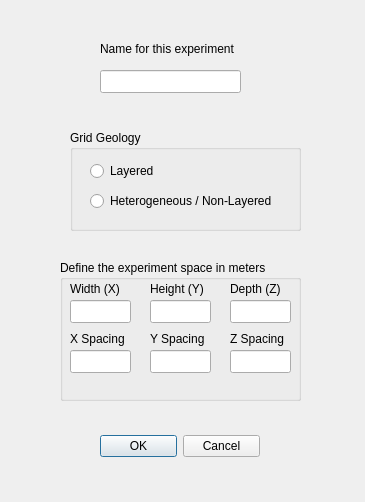
perryiv/cadkit, file Experimental/VaporIntrusionGUI/VaporIntrusionDelegate/GridSpaceDialog.ui: the form before one commit.
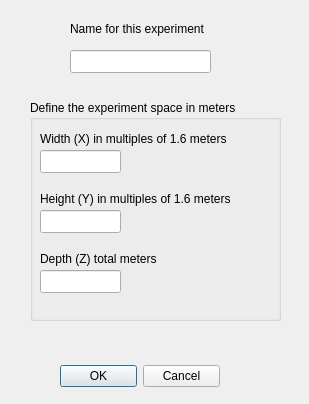
The form after the commit.

Commit message: - changed the flow of the new document for VPI - added 40cm padding on the x and z grid - enforced a minimum grid spacing check for 10cm (still needs some work)

What changed in the file:
```diff
--- a/Experimental/VaporIntrusionGUI/VaporIntrusionDelegate/GridSpaceDialog.ui
+++ b/Experimental/VaporIntrusionGUI/VaporIntrusionDelegate/GridSpaceDialog.ui
@@ -5,8 +5,8 @@
    <rect>
     <x>0</x>
     <y>0</y>
-    <width>365</width>
-    <height>502</height>
+    <width>309</width>
+    <height>404</height>
    </rect>
   </property>
   <property name="windowTitle" >
@@ -15,8 +15,8 @@
   <widget class="QDialogButtonBox" name="okCancelButtons" >
    <property name="geometry" >
     <rect>
-     <x>100</x>
-     <y>430</y>
+     <x>60</x>
+     <y>360</y>
      <width>160</width>
      <height>32</height>
     </rect>
@@ -31,21 +31,21 @@
   <widget class="QGroupBox" name="groupBox" >
    <property name="geometry" >
     <rect>
-     <x>60</x>
-     <y>260</y>
-     <width>241</width>
-     <height>141</height>
+     <x>30</x>
+     <y>100</y>
+     <width>251</width>
+     <height>221</height>
     </rect>
    </property>
    <property name="title" >
     <string>Define the experiment space in meters</string>
    </property>
-   <widget class="QLineEdit" name="xValue" >
+   <widget class="QLineEdit" name="_xSpacing" >
     <property name="geometry" >
      <rect>
       <x>10</x>
-      <y>40</y>
-      <width>61</width>
+      <y>50</y>
+      <width>81</width>
       <height>23</height>
      </rect>
     </property>
@@ -54,136 +54,67 @@
     <property name="geometry" >
      <rect>
       <x>10</x>
-      <y>20</y>
-      <width>61</width>
+      <y>30</y>
+      <width>205</width>
       <height>18</height>
      </rect>
     </property>
     <property name="text" >
-     <string>Width (X)</string>
+     <string>Width (X) in multiples of 1.6 meters</string>
     </property>
    </widget>
    <widget class="QLabel" name="label_2" >
     <property name="geometry" >
      <rect>
-      <x>90</x>
-      <y>20</y>
-      <width>61</width>
+      <x>10</x>
+      <y>90</y>
+      <width>207</width>
       <height>18</height>
      </rect>
     </property>
     <property name="text" >
-     <string>Height (Y)</string>
-    </property>
-   </widget>
-   <widget class="QLineEdit" name="yValue" >
-    <property name="geometry" >
-     <rect>
-      <x>90</x>
-      <y>40</y>
-      <width>61</width>
-      <height>23</height>
-     </rect>
-    </property>
-   </widget>
-   <widget class="QLabel" name="label_3" >
-    <property name="geometry" >
-     <rect>
-      <x>170</x>
-      <y>20</y>
-      <width>61</width>
-      <height>18</height>
-     </rect>
-    </property>
-    <property name="text" >
-     <string>Depth (Z)</string>
-    </property>
-   </widget>
-   <widget class="QLineEdit" name="zValue" >
-    <property name="geometry" >
-     <rect>
-      <x>170</x>
-      <y>40</y>
-      <width>61</width>
-      <height>23</height>
-     </rect>
+     <string>Height (Y) in multiples of 1.6 meters</string>
     </property>
    </widget>
    <widget class="QLineEdit" name="_ySpacing" >
     <property name="geometry" >
      <rect>
-      <x>90</x>
-      <y>90</y>
-      <width>61</width>
+      <x>10</x>
+      <y>110</y>
+      <width>81</width>
       <height>23</height>
      </rect>
     </property>
    </widget>
-   <widget class="QLabel" name="label_7" >
+   <widget class="QLabel" name="label_3" >
     <property name="geometry" >
      <rect>
-      <x>170</x>
-      <y>70</y>
-      <width>61</width>
+      <x>10</x>
+      <y>150</y>
+      <width>131</width>
       <height>18</height>
      </rect>
     </property>
     <property name="text" >
-     <string>Z Spacing</string>
+     <string>Depth (Z) total meters</string>
     </property>
    </widget>
-   <widget class="QLineEdit" name="_xSpacing" >
+   <widget class="QLineEdit" name="_depth" >
     <property name="geometry" >
      <rect>
       <x>10</x>
-      <y>90</y>
-      <width>61</width>
+      <y>170</y>
+      <width>81</width>
       <height>23</height>
      </rect>
     </property>
    </widget>
-   <widget class="QLabel" name="label_6" >
-    <property name="geometry" >
-     <rect>
-      <x>90</x>
-      <y>70</y>
-      <width>61</width>
-      <height>18</height>
-     </rect>
-    </property>
-    <property name="text" >
-     <string>Y Spacing</string>
-    </property>
-   </widget>
-   <widget class="QLineEdit" name="_zSpacing" >
-    <property name="geometry" >
-     <rect>
-      <x>170</x>
-      <y>90</y>
-      <width>61</width>
-      <height>23</height>
-     </rect>
-    </property>
-   </widget>
-   <widget class="QLabel" name="label_5" >
-    <property name="geometry" >
-     <rect>
-      <x>10</x>
-      <y>70</y>
-      <width>61</width>
-      <height>18</height>
-     </rect>
-    </property>
-    <property name="text" >
-     <string>X Spacing</string>
-    </property>
-   </widget>
   </widget>
   <widget class="QLabel" name="label_4" >
    <property name="geometry" >
     <rect>
-     <x>100</x>
-     <y>40</y>
+     <x>70</x>
+     <y>20</y>
      <width>151</width>
      <height>18</height>
     </rect>
@@ -195,52 +126,13 @@
   <widget class="QLineEdit" name="spaceName" >
    <property name="geometry" >
     <rect>
-     <x>100</x>
-     <y>70</y>
+     <x>70</x>
+     <y>50</y>
      <width>141</width>
      <height>23</height>
     </rect>
    </property>
   </widget>
-  <widget class="QGroupBox" name="groupBox_2" >
-   <property name="geometry" >
-    <rect>
-     <x>70</x>
-     <y>130</y>
-     <width>231</width>
-     <height>101</height>
-    </rect>
-   </property>
-   <property name="title" >
-    <string>Grid Geology</string>
-   </property>
-   <widget class="QRadioButton" name="radioButton" >
-    <property name="geometry" >
-     <rect>
-      <x>20</x>
-      <y>30</y>
-      <width>90</width>
-      <height>22</height>
-     </rect>
-    </property>
-    <property name="text" >
-     <string>Layered</string>
-    </property>
-   </widget>
-   <widget class="QRadioButton" name="radioButton_2" >
-    <property name="geometry" >
-     <rect>
-      <x>20</x>
-      <y>60</y>
-      <width>191</width>
-      <height>22</height>
-     </rect>
-    </property>
-    <property name="text" >
-     <string>Heterogeneous / Non-Layered</string>
-    </property>
-   </widget>
-  </widget>
  </widget>
  <resources/>
  <connections>
```
The commit also changes 12 other files.
